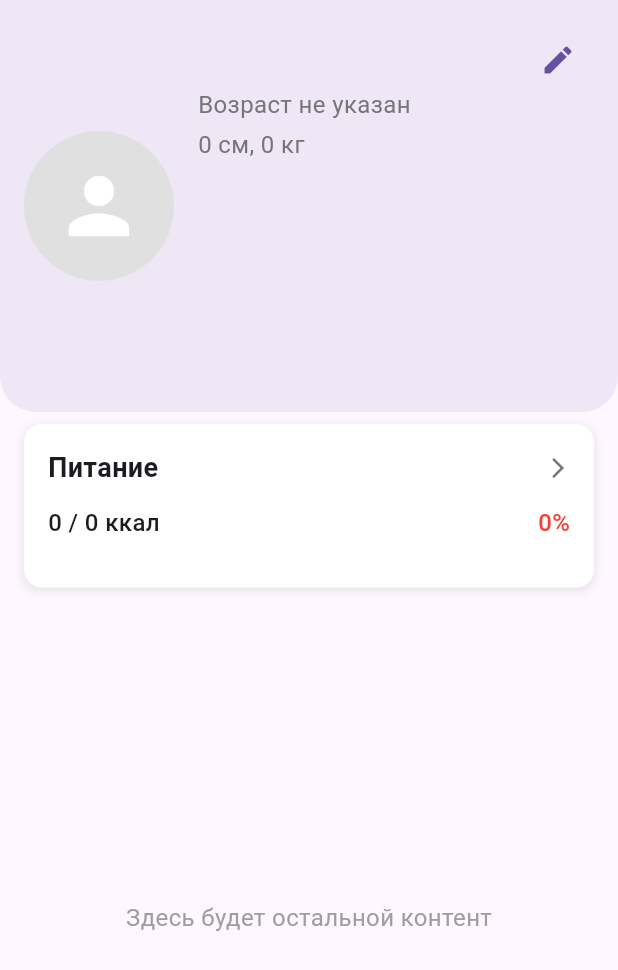
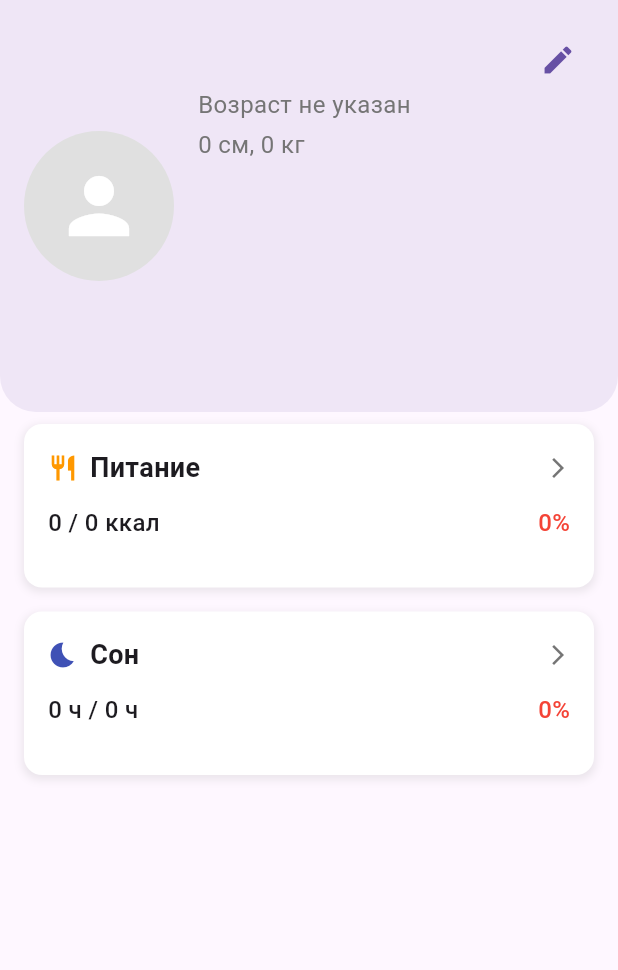
Before and after one commit to esaulovads/me-app, a Flutter app: the MainScreen screen opened directly with empty values, on a phone screen of 412 x 824 dp. Shown: the top 970 px of the screen. Run offline on Flutter 3.47's test engine with Material 3 defaults, Android fonts, the phone set to English and light mode, and no system bars; our stand-ins replace device_info_plus, shared_preferences; accounts and stored records are empty; network calls fail.

Commit message:
added sleep progress bar

```diff
--- a/apps/mobile/lib/features/profile/models/profile_model.dart
+++ b/apps/mobile/lib/features/profile/models/profile_model.dart
@@ -35,6 +35,7 @@ class Profile {
   final double? proteinTarget; // Дневная норма белков
   final double? fatTarget; // Дневная норма жиров
   final double? carbTarget; // Дневная норма углеводов
+  final double? recommendedSleepDuration; // Рекомендуемая продолжительность сна в часах
 
   Profile({
     this.name,
@@ -48,6 +49,7 @@ class Profile {
     this.proteinTarget,
     this.fatTarget,
     this.carbTarget,
+    this.recommendedSleepDuration,
   });
 
   // Метод для создания копии объекта с новыми значениями
@@ -63,6 +65,7 @@ class Profile {
     double? proteinTarget,
     double? fatTarget,
     double? carbTarget,
+    double? recommendedSleepDuration,
   }) {
     return Profile(
       name: name ?? this.name,
@@ -76,6 +79,7 @@ class Profile {
       proteinTarget: proteinTarget ?? this.proteinTarget,
       fatTarget: fatTarget ?? this.fatTarget,
       carbTarget: carbTarget ?? this.carbTarget,
+      recommendedSleepDuration: recommendedSleepDuration ?? this.recommendedSleepDuration,
     );
   }
 }
--- a/apps/mobile/lib/features/profile/screens/main_screen.dart
+++ b/apps/mobile/lib/features/profile/screens/main_screen.dart
@@ -9,6 +9,9 @@ import '../../nutrition/widgets/nutrition_progress_bar.dart';
 import '../../nutrition/services/nutrition_service.dart';
 import '../../nutrition/models/meal_model.dart';
 import '../../nutrition/nutrition_screen.dart';
+import '../../sleep/services/sleep_service.dart';
+import '../../sleep/widgets/sleep_progress_bar.dart';
+import '../../sleep/sleep_screen.dart';
 
 class MainScreen extends StatefulWidget {
   final String userId;
@@ -25,6 +28,7 @@ class MainScreen extends StatefulWidget {
 class _MainScreenState extends State<MainScreen> with PerformanceMonitorMixin {
   late final ProfileService _profileService;
   late final NutritionService _nutritionService;
+  late final SleepService _sleepService;
   late final PerformanceService _performanceService;
   late final PerformanceMonitor _performanceMonitor;
 
@@ -33,6 +37,7 @@ class _MainScreenState extends State<MainScreen> with PerformanceMonitorMixin {
   DailySummary? _cachedDailySummary;
   String? _cachedAge;
   Map<String, dynamic>? _cachedNutritionData;
+  double? _cachedSleepDuration; // Кэш для продолжительности сна
 
   bool _isLoading = false;
   bool _isInitialized = false;
@@ -41,14 +46,19 @@ class _MainScreenState extends State<MainScreen> with PerformanceMonitorMixin {
   // Debounce для предотвращения частых обновлений
   Timer? _nutritionUpdateTimer;
   Timer? _profileUpdateTimer;
+  Timer? _sleepUpdateTimer;
 
   @override
   void initState() {
     super.initState();
     _profileService = ProfileService(userId: widget.userId);
     _nutritionService = NutritionService(userId: widget.userId);
+    _sleepService = SleepService(userId: widget.userId);
     _performanceService = PerformanceService();
     _performanceMonitor = PerformanceMonitor();
+
+    // Очищаем кэш профиля чтобы получить обновленные данные со сна
+    _profileService.clearCache();
 
     // Мониторинг уже инициализирован в main.dart
     _initializeServices();
@@ -58,7 +68,9 @@ class _MainScreenState extends State<MainScreen> with PerformanceMonitorMixin {
   void dispose() {
     _nutritionUpdateTimer?.cancel();
     _profileUpdateTimer?.cancel();
+    _sleepUpdateTimer?.cancel();
     _nutritionService.dispose();
+    _sleepService.dispose();
     super.dispose();
   }
 
@@ -77,6 +89,7 @@ class _MainScreenState extends State<MainScreen> with PerformanceMonitorMixin {
         await Future.wait([
           _loadProfile(),
           _loadNutritionData(),
+          _loadSleepData(),
         ]);
       });
 
@@ -167,6 +180,34 @@ class _MainScreenState extends State<MainScreen> with PerformanceMonitorMixin {
             totalFats: 0,
             totalCarbs: 0,
           );
+          setState(() {});
+        }
+      }
+    });
+  }
+
+  // Загрузка данных сна с кэшированием и мониторингом
+  Future<void> _loadSleepData() async {
+    // Отменяем предыдущий таймер если он есть
+    _sleepUpdateTimer?.cancel();
+
+    _sleepUpdateTimer = Timer(const Duration(milliseconds: 400), () async {
+      try {
+        final sleepDuration = await measureAsyncPerformance('Sleep data loading', () async {
+          return await _sleepService.getTodaySleepDuration();
+        });
+
+        if (mounted && sleepDuration != _cachedSleepDuration) {
+          _cachedSleepDuration = sleepDuration;
+
+          measurePerformance('Sleep UI update', () {
+            setState(() {});
+          });
+        }
+      } catch (e) {
+        // Обрабатываем ошибки тихо, используем 0 как fallback
+        if (mounted && _cachedSleepDuration == null) {
+          _cachedSleepDuration = 0.0;
           setState(() {});
         }
       }
@@ -265,8 +306,10 @@ class _MainScreenState extends State<MainScreen> with PerformanceMonitorMixin {
                           _cachedProfile = null;
                           _cachedAge = null;
                           _cachedNutritionData = null;
+                          _cachedSleepDuration = null;
                           _loadProfile();
                           _loadNutritionData();
+                          _loadSleepData();
                         }
                       },
                       icon: const Icon(Icons.edit),
@@ -307,6 +350,35 @@ class _MainScreenState extends State<MainScreen> with PerformanceMonitorMixin {
             _cachedDailySummary = null;
             _cachedNutritionData = null;
             _loadNutritionData();
+          },
+        ),
+      );
+    });
+  }
+
+  // Оптимизированный виджет прогресс-бара сна с мониторингом
+  Widget _buildSleepProgressBar(Profile profile) {
+    return measurePerformance('Sleep progress bar build', () {
+      final recommendedSleepHours = profile.recommendedSleepDuration ?? 8.0;
+      final actualSleepHours = _cachedSleepDuration ?? 0.0;
+
+      return RepaintBoundary(
+        child: SleepProgressBar(
+          actualSleepHours: actualSleepHours,
+          recommendedSleepHours: recommendedSleepHours,
+          onTap: () async {
+            await measureAsyncPerformance('Sleep screen navigation', () async {
+              await Navigator.push(
+                context,
+                MaterialPageRoute(
+                  builder: (context) => SleepScreen(userId: widget.userId),
+                ),
+              );
+            });
+
+            // Обновляем данные сна при возвращении
+            _cachedSleepDuration = null;
+            _loadSleepData();
           },
         ),
       );
@@ -368,19 +440,12 @@ class _MainScreenState extends State<MainScreen> with PerformanceMonitorMixin {
             SliverToBoxAdapter(
               child: _buildNutritionProgressBar(_cachedProfile!),
             ),
+            SliverToBoxAdapter(
+              child: _buildSleepProgressBar(_cachedProfile!),
+            ),
             // Здесь будет остальной контент (активность и т.д.)
-            const SliverFillRemaining(
-              child: RepaintBoundary(
-                child: Center(
-                  child: Text(
-                    'Здесь будет остальной контент',
-                    style: TextStyle(
-                      fontSize: 16,
-                      color: Colors.grey,
-                    ),
-                  ),
-                ),
-              ),
+            const SliverToBoxAdapter(
+              child: SizedBox(height: 24), // Небольшой отступ снизу
             ),
           ],
         ),
@@ -448,12 +513,22 @@ class OptimizedNutritionProgressBar extends StatelessWidget {
               Row(
                 mainAxisAlignment: MainAxisAlignment.spaceBetween,
                 children: [
-                  const Text(
-                    'Питание',
-                    style: TextStyle(
-                      fontSize: 18,
-                      fontWeight: FontWeight.bold,
-                    ),
+                  const Row(
+                    children: [
+                      Icon(
+                        Icons.restaurant,
+                        color: Colors.orange,
+                        size: 20,
+                      ),
+                      SizedBox(width: 8),
+                      Text(
+                        'Питание',
+                        style: TextStyle(
+                          fontSize: 18,
+                          fontWeight: FontWeight.bold,
+                        ),
+                      ),
+                    ],
                   ),
                   Icon(
                     Icons.arrow_forward_ios,
--- /dev/null
+++ b/apps/mobile/lib/features/sleep/models/sleep_session_model.dart
@@ -0,0 +1,105 @@
+/// Модель для сессии сна
+class SleepSession {
+  final String id;
+  final String userId;
+  final DateTime sleepTime;
+  final DateTime wakeTime;
+  final int durationMinutes;
+  final String sleepDate;
+  final DateTime createdAt;
+  final DateTime updatedAt;
+
+  const SleepSession({
+    required this.id,
+    required this.userId,
+    required this.sleepTime,
+    required this.wakeTime,
+    required this.durationMinutes,
+    required this.sleepDate,
+    required this.createdAt,
+    required this.updatedAt,
+  });
+
+  /// Создает объект SleepSession из JSON
+  factory SleepSession.fromJson(Map<String, dynamic> json) {
+    return SleepSession(
+      id: json['id'] as String,
+      userId: json['userId'] as String,
+      sleepTime: DateTime.parse(json['sleepTime'] as String),
+      wakeTime: DateTime.parse(json['wakeTime'] as String),
+      durationMinutes: json['durationMinutes'] as int,
+      sleepDate: json['sleepDate'] as String,
+      createdAt: DateTime.parse(json['createdAt'] as String),
+      updatedAt: DateTime.parse(json['updatedAt'] as String),
+    );
+  }
+
+  /// Преобразует объект в JSON
+  Map<String, dynamic> toJson() {
+    return {
+      'id': id,
+      'userId': userId,
+      'sleepTime': sleepTime.toIso8601String(),
+      'wakeTime': wakeTime.toIso8601String(),
+      'durationMinutes': durationMinutes,
+      'sleepDate': sleepDate,
+      'createdAt': createdAt.toIso8601String(),
+      'updatedAt': updatedAt.toIso8601String(),
+    };
+  }
+
+  /// Продолжительность сна в часах
+  double get durationHours => durationMinutes / 60.0;
+
+  /// Копирование объекта с изменением отдельных полей
+  SleepSession copyWith({
+    String? id,
+    String? userId,
+    DateTime? sleepTime,
+    DateTime? wakeTime,
+    int? durationMinutes,
+    String? sleepDate,
+    DateTime? createdAt,
+    DateTime? updatedAt,
+  }) {
+    return SleepSession(
+      id: id ?? this.id,
+      userId: userId ?? this.userId,
+      sleepTime: sleepTime ?? this.sleepTime,
+      wakeTime: wakeTime ?? this.wakeTime,
+      durationMinutes: durationMinutes ?? this.durationMinutes,
+      sleepDate: sleepDate ?? this.sleepDate,
+      createdAt: createdAt ?? this.createdAt,
+      updatedAt: updatedAt ?? this.updatedAt,
+    );
+  }
+
+  @override
+  String toString() {
+    return 'SleepSession(id: $id, userId: $userId, sleepDate: $sleepDate, durationMinutes: $durationMinutes)';
+  }
+
+  @override
+  bool operator ==(Object other) {
+    if (identical(this, other)) return true;
+    return other is SleepSession &&
+        other.id == id &&
+        other.userId == userId &&
+        other.sleepTime == sleepTime &&
+        other.wakeTime == wakeTime &&
+        other.durationMinutes == durationMinutes &&
+        other.sleepDate == sleepDate;
+  }
+
+  @override
+  int get hashCode {
+    return Object.hash(
+      id,
+      userId,
+      sleepTime,
+      wakeTime,
+      durationMinutes,
+      sleepDate,
+    );
+  }
+}
--- /dev/null
+++ b/apps/mobile/lib/features/sleep/widgets/sleep_progress_bar.dart
@@ -0,0 +1,152 @@
+import 'package:flutter/material.dart';
+
+/// Оптимизированный виджет прогресс-бара сна
+class SleepProgressBar extends StatelessWidget {
+  final double actualSleepHours; // Фактическое количество часов сна
+  final double recommendedSleepHours; // Рекомендуемое количество часов сна
+  final VoidCallback? onTap; // Колбэк для нажатия на виджет
+
+  const SleepProgressBar({
+    Key? key,
+    required this.actualSleepHours,
+    required this.recommendedSleepHours,
+    this.onTap,
+  }) : super(key: key);
+
+  @override
+  Widget build(BuildContext context) {
+    // Вычисляем процент выполнения
+    final percentage = recommendedSleepHours > 0
+        ? (actualSleepHours / recommendedSleepHours).clamp(0.0, 1.0)
+        : 0.0;
+    final percentageInt = (percentage * 100).round();
+
+    // Определяем цвет прогресс-бара на основе процента выполнения
+    Color progressColor;
+    if (percentage >= 0.8 && percentage <= 1.2) {
+      // 80-120% - зеленый (оптимально)
+      progressColor = Colors.green;
+    } else if (percentage >= 0.6 && percentage < 1.4) {
+      // 60-79% или 121-140% - оранжевый (приемлемо)
+      progressColor = Colors.orange;
+    } else {
+      // < 60% или > 140% - красный (плохо)
+      progressColor = Colors.red;
+    }
+
+    return RepaintBoundary(
+      child: GestureDetector(
+        onTap: onTap,
+        child: Container(
+          margin: const EdgeInsets.symmetric(horizontal: 16.0, vertical: 8.0),
+          padding: const EdgeInsets.all(16.0),
+          decoration: BoxDecoration(
+            color: Colors.white,
+            borderRadius: BorderRadius.circular(12.0),
+            boxShadow: [
+              BoxShadow(
+                color: Colors.grey.withOpacity(0.2),
+                spreadRadius: 1,
+                blurRadius: 4,
+                offset: const Offset(0, 2),
+              ),
+            ],
+          ),
+          child: Column(
+            crossAxisAlignment: CrossAxisAlignment.start,
+            children: [
+              // Заголовок блока
+              Row(
+                mainAxisAlignment: MainAxisAlignment.spaceBetween,
+                children: [
+                  const Row(
+                    children: [
+                      Icon(
+                        Icons.bedtime,
+                        color: Colors.indigo,
+                        size: 20,
+                      ),
+                      SizedBox(width: 8),
+                      Text(
+                        'Сон',
+                        style: TextStyle(
+                          fontSize: 18,
+                          fontWeight: FontWeight.bold,
+                        ),
+                      ),
+                    ],
+                  ),
+                  if (onTap != null)
+                    Icon(
+                      Icons.arrow_forward_ios,
+                      size: 16,
+                      color: Colors.grey[600],
+                    ),
+                ],
+              ),
+              const SizedBox(height: 12),
+
+              // Информация о времени сна
+              Row(
+                mainAxisAlignment: MainAxisAlignment.spaceBetween,
+                children: [
+                  Text(
+                    '${_formatHours(actualSleepHours)} / ${_formatHours(recommendedSleepHours)}',
+                    style: const TextStyle(
+                      fontSize: 16,
+                      fontWeight: FontWeight.w500,
+                    ),
+                  ),
+                  Text(
+                    '$percentageInt%',
+                    style: TextStyle(
+                      fontSize: 16,
+                      fontWeight: FontWeight.w500,
+                      color: progressColor,
+                    ),
+                  ),
+                ],
+              ),
+              const SizedBox(height: 8),
+
+              // Прогресс-бар
+              Container(
+                height: 8,
+                decoration: BoxDecoration(
+                  color: Colors.grey[200],
+                  borderRadius: BorderRadius.circular(4),
+                ),
+                child: FractionallySizedBox(
+                  alignment: Alignment.centerLeft,
+                  widthFactor: percentage,
+                  child: Container(
+                    decoration: BoxDecoration(
+                      color: progressColor,
+                      borderRadius: BorderRadius.circular(4),
+                    ),
+                  ),
+                ),
+              ),
+
+
+            ],
+          ),
+        ),
+      ),
+    );
+  }
+
+  /// Форматирует количество часов в читаемый вид
+  String _formatHours(double hours) {
+    final wholeHours = hours.floor();
+    final minutes = ((hours - wholeHours) * 60).round();
+
+    if (minutes == 0) {
+      return '${wholeHours} ч';
+    } else {
+      return '${wholeHours} ч ${minutes} мин';
+    }
+  }
+
+
+}
```
Also changed, not shown: apps/mobile/lib/features/profile/services/profile_service.dart (+66 -0 lines), apps/mobile/lib/features/sleep/services/sleep_service.dart (added, +72 -0 lines), apps/mobile/lib/features/sleep/sleep_screen.dart (added, +51 -0 lines), 2 other files.
